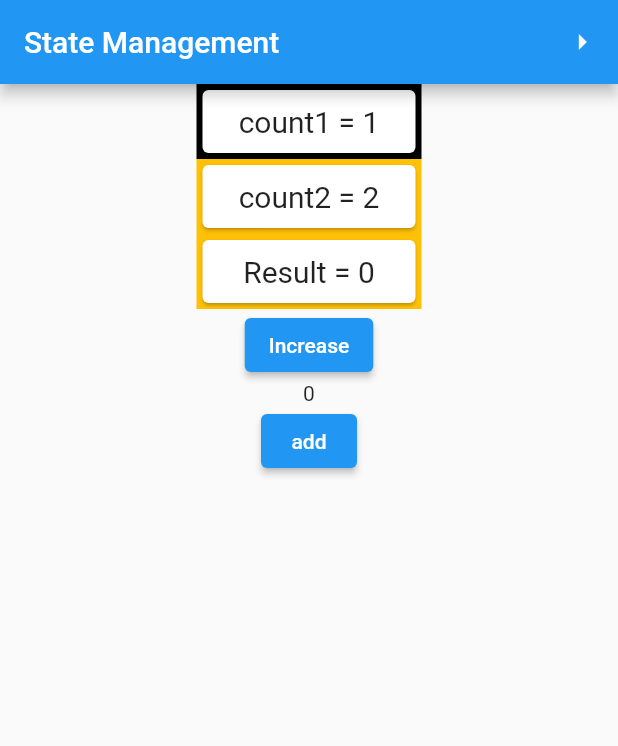
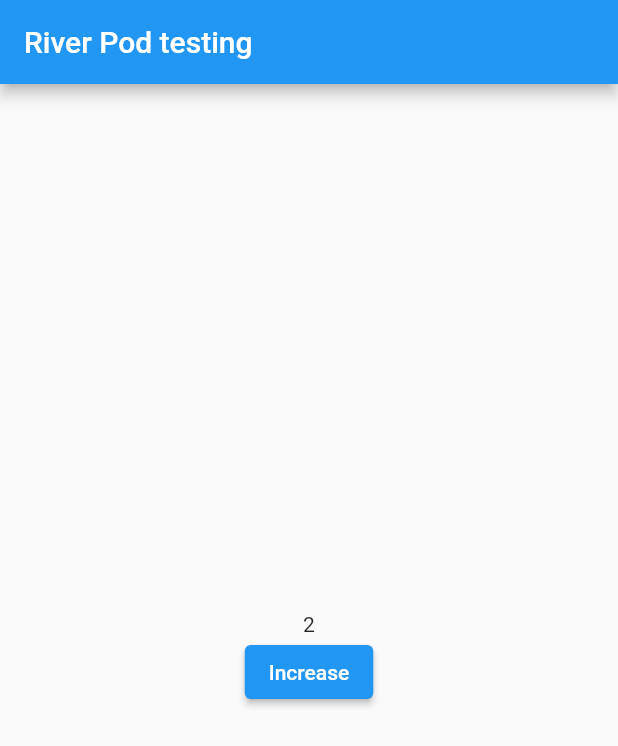
Before and after one commit to Nyi-NyiSoe/stateManagementPratice, a Flutter app: the screen it shows after launch, after a tap on "Increase", on a phone screen of 412 x 824 dp. Shown: the top 746 px of the screen. Run offline on Flutter 3.47's test engine with Material 2 defaults, Android fonts, the phone set to English and light mode, and no system bars; our stand-ins replace flutter_riverpod.

Commit message:
river pod stateProvider test

```diff
--- a/lib/count.dart
+++ /dev/null
@@ -1,27 +0,0 @@
-import 'package:get/get.dart';
-
-class Count extends GetxController {
-  static Count get to => Get.find(); //to use outside GetBuilder
-  //without static => Get.find<Count>().method();
-
-  int count1 = 0;
-  int count2 = 1;
-  RxInt sum = 0.obs;
-  void icrement() {
-    count1++;
-    count2++;
-    // update(); // normal update
-     update(['id1']); //update after assigning id
-  }
-
-  void result(int count1, int count2) {
-    sum.value = count1 + count2;
-    update(['id1']);
-     update(['id2'],sum > 10);// id update with condition
-  }
-  @override
-void onInit() {
-  print('hello world');
-  super.onInit();
-}
-}
--- a/lib/home.dart
+++ b/lib/home.dart
@@ -1,106 +1,32 @@
 import 'package:flutter/material.dart';
-import 'package:get/get.dart';
-import 'package:statemanagement/result.dart';
-import 'count.dart';
+import 'package:flutter_riverpod/flutter_riverpod.dart';
 
-class HomePage extends StatelessWidget {
-  const HomePage({super.key});
+final counterProvider = StateProvider<int>((ref) {
+  int value = 1;
 
+  return value;
+});
+
+class HomePage extends ConsumerWidget {
+  HomePage({super.key});
 
   @override
-  Widget build(BuildContext context) {
-    Get.put(Count());
+  Widget build(BuildContext context,WidgetRef ref) {
+    final count = ref.watch(counterProvider);
     return SafeArea(
-      child: Scaffold(
-          appBar: AppBar(
-            title: Text('State Management'),
-            actions: [
-              IconButton(
-                  onPressed: () {
-                    Navigator.push(context,
-                        MaterialPageRoute(builder: (context) {
-                      return ResultPage();
-                    }));
-                  },
-                  icon: Icon(Icons.arrow_right))
-            ],
-          ),
-          body: Column(
-            children: [
-              GetBuilder<Count>(
-                id: 'id1',
-                init: Count(),
-                builder: (value) {
-                  return Column(
-                      mainAxisAlignment: MainAxisAlignment.center,
-                      crossAxisAlignment: CrossAxisAlignment.center,
-                      children: [
-                        Center(
-                          child: Container(
-                            decoration: BoxDecoration(color: Colors.black),
-                            width: 150,
-                            height: 50,
-                            child: Card(
-                              child: Center(
-                                  child: Text(
-                                'count1 = ' + value.count1.toString(),
-                                style: TextStyle(fontSize: 20),
-                                textAlign: TextAlign.center,
-                              )),
-                            ),
-                          ),
-                        ),
-                        Center(
-                          child: Container(
-                            decoration: BoxDecoration(color: Colors.amber),
-                            width: 150,
-                            height: 50,
-                            child: Card(
-                              child: Center(
-                                  child: Text(
-                                'count2 = ' + value.count2.toString(),
-                                style: TextStyle(fontSize: 20),
-                                textAlign: TextAlign.center,
-                              )),
-                            ),
-                          ),
-                        ),
-                        Center(
-                          child: Container(
-                            decoration: BoxDecoration(color: Colors.amber),
-                            width: 150,
-                            height: 50,
-                            child: Card(
-                              child: Center(
-                                  child: Text(
-                                'Result = ' + value.sum.toString(),
-                                style: TextStyle(fontSize: 20),
-                                textAlign: TextAlign.center,
-                              )),
-                            ),
-                          ),
-                        ),
-                        ElevatedButton(
-                            onPressed: () {
-                              value.icrement();
-                            },
-                            child: Text('Increase')),
+        child: Scaffold(
+      appBar: AppBar(title: Text('River Pod testing')),
+      body: Center(
+        child: Column(
 
-                      ]);
-                },
-              ),
-             GetBuilder<Count>(
-              id: 'id2',
-              builder: (_){
-              return Text(_.sum.toString());
-             }),
-              ElevatedButton(
-                            onPressed: () {
-                              Count.to.result(Count.to.count1, Count.to.count2);
-                            },
-                            child: Text('add')),
-            ],
-          )),
-    );
+          mainAxisAlignment: MainAxisAlignment.center,
+          children: [
+          Text(count.toString()),
+          ElevatedButton(onPressed: () {
+          ref.read(counterProvider.notifier).state++;
+          }, child: Text('Increase'))
+        ]),
+      ),
+    ));
   }
 }
--- /dev/null
+++ b/lib/home2.dart
@@ -0,0 +1,29 @@
+import 'package:flutter/material.dart';
+import 'package:flutter_riverpod/flutter_riverpod.dart';
+
+final helloWordProvider = Provider((ref) => 'helloWorld');
+
+class HomePage2 extends ConsumerStatefulWidget {
+  @override
+  ConsumerState<HomePage2> createState() => _HomePage2State();
+}
+
+class _HomePage2State extends ConsumerState<HomePage2> {
+  @override
+  void initState() {
+     final helloWorld = ref.read(helloWordProvider);
+    print(helloWorld);
+    super.initState();
+
+  }
+
+  @override
+  Widget build(BuildContext context) {
+    final helloWorld = ref.watch(helloWordProvider);
+    return SafeArea(
+        child: Scaffold(
+      appBar: AppBar(title: Text('River pod')),
+      body: Text(helloWorld),
+    ));
+  }
+}
--- a/lib/main.dart
+++ b/lib/main.dart
@@ -1,9 +1,11 @@
 import 'package:flutter/material.dart';
+import 'package:flutter_riverpod/flutter_riverpod.dart';
+import 'package:statemanagement/home2.dart';
 
 import 'home.dart';
 
 void main() {
-  runApp(const MyApp());
+  runApp(ProviderScope(child: MyApp()));
 }
 
 class MyApp extends StatelessWidget {
--- a/lib/result.dart
+++ /dev/null
@@ -1,31 +0,0 @@
-import 'package:flutter/material.dart';
-import 'package:get/get.dart';
-import 'package:statemanagement/count.dart';
-
-
-class ResultPage extends StatelessWidget {
-  const ResultPage({super.key});
-
-  @override
-  Widget build(BuildContext context) {
-    return SafeArea(
-        child: Scaffold(
-            appBar: AppBar(
-              title: Text('Result Page'),
-            ),
-            body: Column(
-                mainAxisAlignment: MainAxisAlignment.center,
-                children: [
-
-                  Center(
-                    child: ElevatedButton(
-                        onPressed: () {
-                          Count.to.result(Count.to.count1,Count.to.count2);
-                          print(Count.to.sum);
-                        },
-                        child: Obx(() => Text(Count.to.sum.toString())))),
-
-                ],
-              )));
-  }
-}
--- a/pubspec.yaml
+++ b/pubspec.yaml
@@ -35,7 +35,7 @@ dependencies:
   # The following adds the Cupertino Icons font to your application.
   # Use with the CupertinoIcons class for iOS style icons.
   cupertino_icons: ^1.0.2
-  get:
+  flutter_riverpod:
 
 dev_dependencies:
   flutter_test:
```
Also changed, not shown: pubspec.lock.
